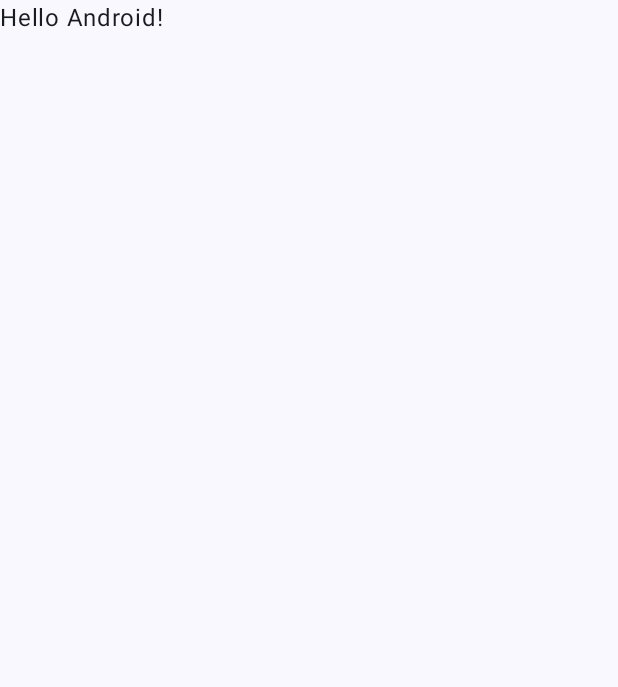
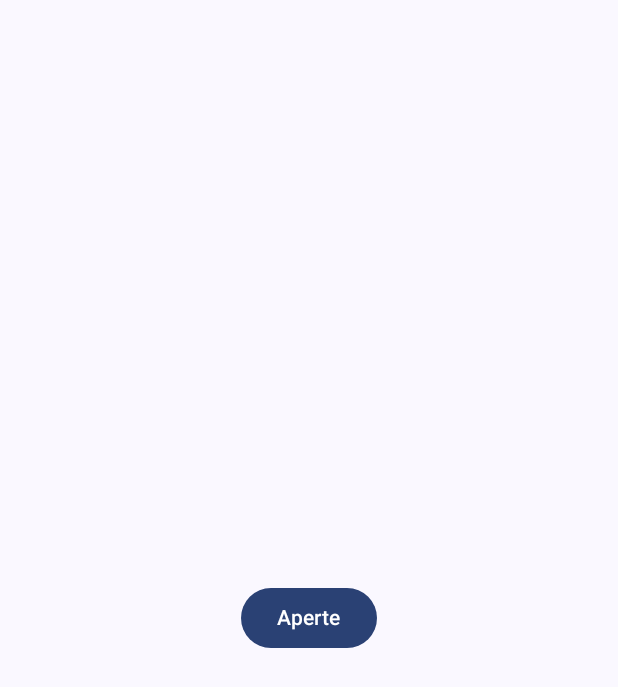
Before and after one commit to filipecancio/barber, an Android app built with Jetpack Compose: the screen it shows after launch (MainActivity), on a phone screen of 412 x 824 dp. Before the commit the part shown is almost empty. Shown: the top 687 px of the screen. Run offline under Robolectric (Android 15) with nearby library versions, the phone set to English and light mode, and no system bars.

Commit message:
:tada: Finalizando camada cliente

```diff
--- a/app/src/main/java/dev/cancio/barber/MainActivity.kt
+++ b/app/src/main/java/dev/cancio/barber/MainActivity.kt
@@ -10,6 +10,7 @@ import androidx.compose.material3.Text
 import androidx.compose.runtime.Composable
 import androidx.compose.ui.Modifier
 import androidx.compose.ui.tooling.preview.Preview
+import dev.cancio.barber.ui.screen.HomeScreen
 import dev.cancio.barber.ui.theme.BarberTheme
 
 class MainActivity : ComponentActivity() {
@@ -22,22 +23,9 @@ class MainActivity : ComponentActivity() {
                     modifier = Modifier.fillMaxSize(),
                     color = MaterialTheme.colorScheme.background
                 ) {
-                    Greeting("Android")
+                    HomeScreen()
                 }
             }
         }
     }
 }
-
-@Composable
-fun Greeting(name: String) {
-    Text(text = "Hello $name!")
-}
-
-@Preview(showBackground = true)
-@Composable
-fun DefaultPreview() {
-    BarberTheme {
-        Greeting("Android")
-    }
-}
```
